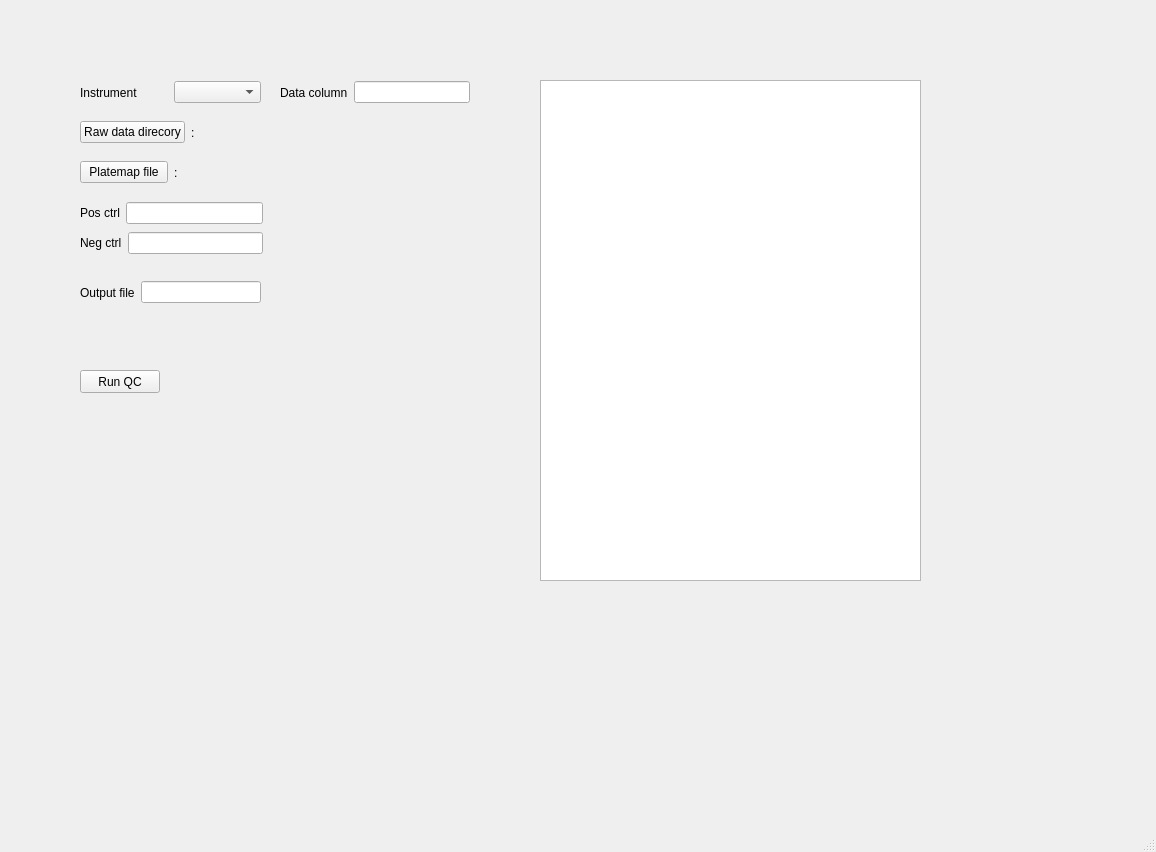
Above: frontend/assets/sp.ui from dahlbma/assayLoader before the change. Below: the same form after it.
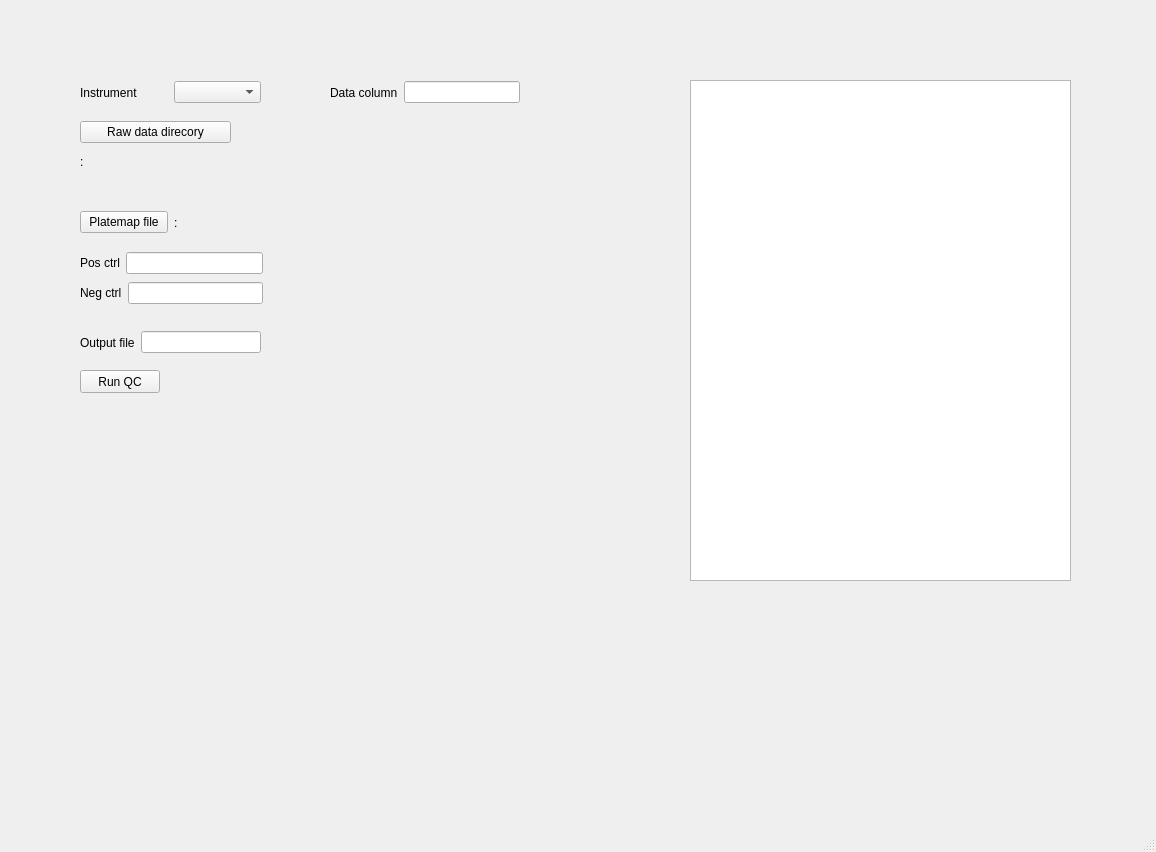
That is the form after the change.

What changed in the file:
```diff
--- a/frontend/assets/sp.ui
+++ b/frontend/assets/sp.ui
@@ -14,10 +14,23 @@
    <string>MainWindow</string>
   </property>
   <widget class="QWidget" name="centralwidget">
+   <widget class="QLabel" name="rawDataDir_lab">
+    <property name="geometry">
+     <rect>
+      <x>80</x>
+      <y>150</y>
+      <width>491</width>
+      <height>23</height>
+     </rect>
+    </property>
+    <property name="text">
+     <string>:</string>
+    </property>
+   </widget>
    <widget class="QTextEdit" name="inputFiles_te">
     <property name="geometry">
      <rect>
-      <x>540</x>
+      <x>690</x>
       <y>80</y>
       <width>381</width>
       <height>501</height>
@@ -40,7 +53,7 @@
    <widget class="QWidget" name="">
     <property name="geometry">
      <rect>
-      <x>280</x>
+      <x>330</x>
       <y>80</y>
       <width>190</width>
       <height>25</height>
@@ -86,7 +99,7 @@
      <rect>
       <x>80</x>
       <y>120</y>
-      <width>182</width>
+      <width>151</width>
       <height>25</height>
      </rect>
     </property>
@@ -98,20 +111,13 @@
        </property>
       </widget>
      </item>
-     <item>
-      <widget class="QLabel" name="label_3">
-       <property name="text">
-        <string>:</string>
-       </property>
-      </widget>
-     </item>
     </layout>
    </widget>
    <widget class="QWidget" name="">
     <property name="geometry">
      <rect>
       <x>80</x>
-      <y>160</y>
+      <y>210</y>
       <width>181</width>
       <height>25</height>
      </rect>
@@ -137,7 +143,7 @@
     <property name="geometry">
      <rect>
       <x>80</x>
-      <y>280</y>
+      <y>330</y>
       <width>181</width>
       <height>25</height>
      </rect>
@@ -159,7 +165,7 @@
     <property name="geometry">
      <rect>
       <x>80</x>
-      <y>200</y>
+      <y>250</y>
       <width>183</width>
       <height>58</height>
      </rect>
```
